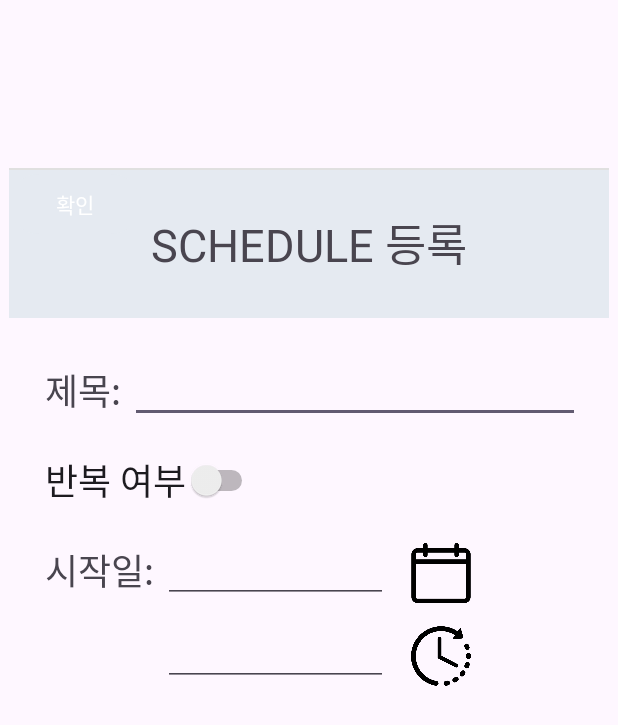
After one commit to 2023-SoftwareEngineering-7/2023-Software-Engineering-7-PlanAI-front, an Android app: the layout createschedule_popuplayout.xml on its own in the app's theme, with its tools: preview values and no code run, on a phone screen of 412 x 824 dp. The commit adds this screen. Shown: the top 725 px of the screen. Run offline under Robolectric (Android 15) with nearby library versions, the phone set to English and light mode, and no system bars.

Commit message:
Feat: schedule date picker

```diff
--- a/PlanAI_front/app/src/main/java/com/example/planai_front/create/createSchedule.java
+++ b/PlanAI_front/app/src/main/java/com/example/planai_front/create/CreateTaskActivity.java
@@ -6,15 +6,16 @@ import android.os.Bundle;
 import androidx.appcompat.app.AppCompatActivity;
 
 import com.example.planai_front.R;
+
 //전달받은 todayDate(2023-11-22 형식을 가짐)을 id로 해서 서버에 Task 등록
 //popup_layout을 띄움(아래에서 올라오는 pop-up 또는 popup 처럼 생긴 새로운 xml 페이지. 편한걸로 할것!!!)
 //뒤로가기 버튼을 통해 ShowDayActivity로 돌아감
-public class createSchedule extends AppCompatActivity {
 
+public class CreateTaskActivity extends AppCompatActivity {
     protected void onCreate(Bundle savedInstanceState) {
         //show day_main.xml
         super.onCreate(savedInstanceState);
-        setContentView(R.layout.popup_layout);
+        setContentView(R.layout.createtask_popuplayout);
 
         Intent dateIntent = getIntent();
         String todayDate = dateIntent.getStringExtra("date");
--- /dev/null
+++ b/PlanAI_front/app/src/main/res/anim/stay.xml
@@ -0,0 +1,4 @@
+<?xml version="1.0" encoding="utf-8"?>
+<set xmlns:android="http://schemas.android.com/apk/res/android">
+    <alpha android:duration="1" android:fromAlpha="1.0" android:toAlpha="1.0" />
+</set>
--- /dev/null
+++ b/PlanAI_front/app/src/main/res/layout/createschedule_popuplayout.xml
@@ -0,0 +1,139 @@
+<androidx.constraintlayout.widget.ConstraintLayout xmlns:android="http://schemas.android.com/apk/res/android"
+        xmlns:app="http://schemas.android.com/apk/res-auto"
+        xmlns:tools="http://schemas.android.com/tools"
+        android:layout_width="400sp"
+        android:layout_height="600dp"
+        android:layout_gravity="center">
+
+    <!--상단 배너-->
+    <TextView
+            android:id="@+id/background"
+            android:layout_width="400dp"
+            android:layout_height="100dp"
+            android:background="#E5EAF1"
+            android:gravity="center"
+            android:text="SCHEDULE 등록"
+            android:textSize="30sp"
+            tools:layout_editor_absoluteY="3dp" />
+
+
+    <View
+            android:id="@+id/separator"
+            android:layout_width="400dp"
+            android:layout_height="1dp"
+            android:background="#E0E0E0"
+            tools:ignore="NotSibling"
+            tools:layout_editor_absoluteY="1dp" />
+
+    <!--제목 입력란-->
+
+
+    <EditText
+            android:id="@+id/scheduleSummary"
+            android:layout_width="300sp"
+            android:layout_height="40dp"
+            android:minHeight="24dp"
+            app:layout_constraintStart_toEndOf="@+id/summartText"
+            app:layout_constraintTop_toTopOf="@+id/summartText"
+            app:layout_constraintEnd_toEndOf="parent"
+            app:layout_constraintHorizontal_bias="0.0" />
+
+    <Switch
+            android:id="@+id/repeatScheduleSwitch"
+            android:layout_width="wrap_content"
+            android:layout_height="wrap_content"
+            android:text="반복 여부"
+            android:switchMinWidth="48dp"
+            android:textSize="24dp"
+            app:layout_constraintStart_toStartOf="parent"
+            android:layout_marginStart="24dp"
+            app:layout_constraintTop_toBottomOf="@+id/summartText"
+            android:layout_marginTop="24dp" />
+
+
+    <EditText
+            android:id="@+id/startDate"
+            android:layout_width="150dp"
+            android:layout_height="40dp"
+            android:focusable="true"
+            android:clickable="true"
+            android:inputType="none"
+            app:layout_constraintStart_toEndOf="@+id/startText"
+            app:layout_constraintTop_toTopOf="@+id/startText" />
+
+    <EditText
+            android:id="@+id/timeViewer"
+            android:layout_width="150dp"
+            android:layout_height="40dp"
+            android:focusable="true"
+            android:clickable="true"
+            android:inputType="none"
+            app:layout_constraintTop_toBottomOf="@+id/startDate"
+            app:layout_constraintStart_toStartOf="@+id/startDate"
+            android:layout_marginTop="15dp" />
+
+
+    <ImageView
+            android:id="@+id/startCalendarButton"
+            android:layout_width="40sp"
+            android:layout_height="40sp"
+            android:focusable="false"
+            android:inputType="datetime|date"
+            android:gravity="center_vertical"
+            android:foreground="@drawable/ic_calendar"
+            app:layout_constraintStart_toEndOf="@+id/startDate"
+            android:layout_marginStart="15dp"
+            app:layout_constraintTop_toTopOf="@+id/startDate"
+            android:textAllCaps="true"
+            android:paddingLeft="5dp"
+            android:paddingTop="5dp"
+            android:paddingRight="5dp"
+            android:drawablePadding="10dp" />
+
+    <ImageView
+            android:id="@+id/timeSelector"
+            android:layout_width="40sp"
+            android:layout_height="40sp"
+            android:focusable="false"
+            android:inputType="datetime|time"
+            android:foreground="@drawable/ic_clock"
+            app:layout_constraintStart_toEndOf="@+id/startDate"
+            android:layout_marginStart="15dp"
+            app:layout_constraintTop_toTopOf="@+id/timeViewer"
+            android:textAllCaps="true"
+            android:drawablePadding="8dp"
+            android:paddingLeft="5dp"
+            android:paddingTop="5dp"
+            android:paddingRight="5dp"
+            android:paddingBottom="5dp" />
+
+    <Button
+            android:id="@+id/confirmButton"
+            android:layout_width="wrap_content"
+            android:layout_height="wrap_content"
+            android:text="확인"
+            tools:layout_editor_absoluteY="528dp"
+            tools:layout_editor_absoluteX="156dp" />
+
+    <TextView
+            android:text="시작일: "
+            android:layout_width="wrap_content"
+            android:layout_height="wrap_content"
+            android:textSize="24dp"
+            android:id="@+id/startText"
+            app:layout_constraintTop_toBottomOf="@+id/repeatScheduleSwitch"
+            android:layout_marginTop="24dp"
+            app:layout_constraintStart_toStartOf="parent"
+            android:layout_marginStart="24dp" />
+
+    <TextView
+            android:text="제목: "
+            android:layout_width="wrap_content"
+            android:layout_height="wrap_content"
+            android:textSize="24dp"
+            android:id="@+id/summartText"
+            app:layout_constraintStart_toStartOf="parent"
+            android:layout_marginStart="24dp"
+            app:layout_constraintTop_toBottomOf="@+id/background"
+            android:layout_marginTop="30dp" />
+</androidx.constraintlayout.widget.ConstraintLayout>
--- a/PlanAI_front/app/src/main/res/values/styles.xml
+++ b/PlanAI_front/app/src/main/res/values/styles.xml
@@ -10,6 +10,11 @@
         <item name="android:background">#faf9f7</item> <!-- Change background color -->
     </style>
 
+    <style name="PopupActivity" parent="Theme.AppCompat.Light.Dialog">
+        <item name="android:windowEnterAnimation">@anim/slide_up</item>
+        <item name="android:windowExitAnimation">@anim/slide_down</item>
+    </style>
+
     <!-- Style for sliding popup animation -->
     <style name="SlideUpDownAnimation">
         <item name="android:windowEnterAnimation">@anim/slide_up</item>
```
Also changed, not shown: PlanAI_front/app/src/main/AndroidManifest.xml (+9 -1 lines), PlanAI_front/app/src/main/java/com/example/planai_front/create/CreateScheduleActivity.java (added, +71 -0 lines), PlanAI_front/app/src/main/java/com/example/planai_front/create/ShowDayActivity.java (+72 -156 lines), PlanAI_front/app/src/main/java/com/example/planai_front/create/createTask.java (deleted, +0 -23 lines), PlanAI_front/app/src/main/res/layout/createtask_popuplayout.xml (added, +51 -0 lines), PlanAI_front/app/src/main/res/layout/day_main_v2.xml (+4 -7 lines), PlanAI_front/app/src/main/res/drawable/ic_clock.png (added).
